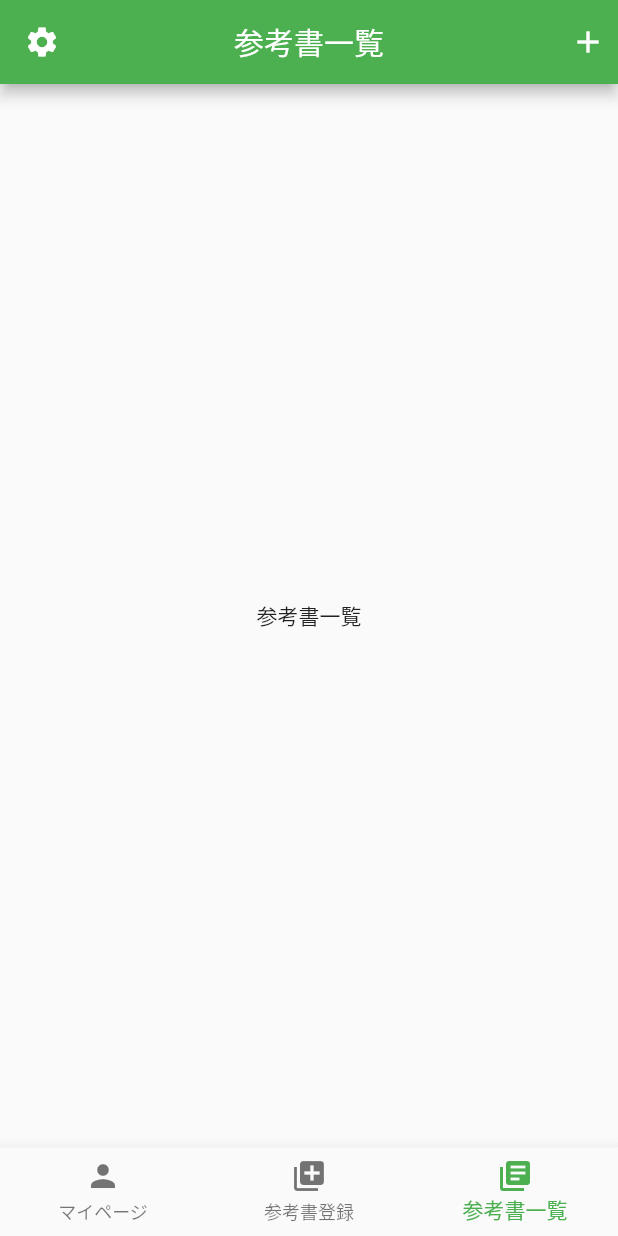
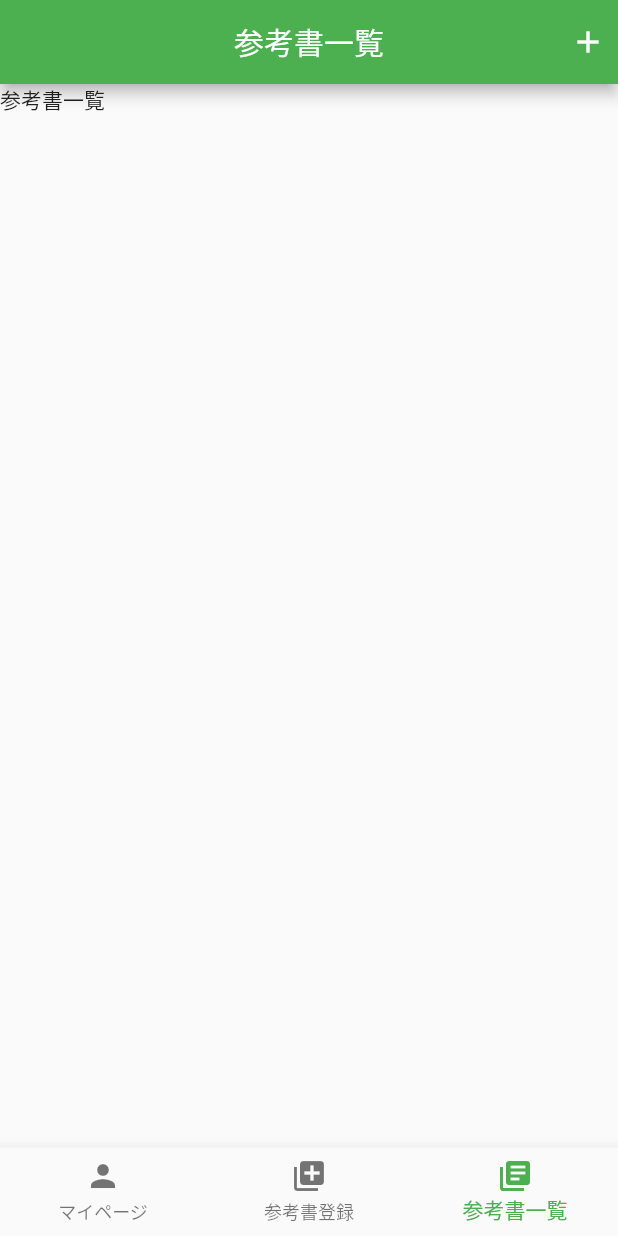
Before and after one commit to masaoguchi/oite_calender, a Flutter app: the screen it shows after launch, item 3 of the bottom bar chosen, on a phone screen of 412 x 824 dp. Run offline on Flutter 3.47's test engine with Material 2 defaults, Android fonts, the phone set to English and light mode, and no system bars.

Commit message:
“ルート”

```diff
--- a/my_app/lib/main.dart
+++ b/my_app/lib/main.dart
@@ -1,4 +1,7 @@
 import 'package:flutter/material.dart';
+import 'package:my_app/routes/home_route.dart';
+import 'package:my_app/routes/talk_route.dart';
+import 'package:my_app/routes/timeline_route.dart';
 import 'root.dart';
 
 void main() {
@@ -13,7 +16,14 @@ class MyApp extends StatelessWidget {
       title: 'Fuller Demo',
       debugShowCheckedModeBanner: false,
       home: RootWidget(),
-
+      routes: <String, WidgetBuilder>{
+        '/home': (BuildContext context) => Home(),
+        "/talk": (BuildContext context) => Talk(),
+        "/timeline": (BuildContext context) => Timeline(),
+//        "/sign_in": (BuildContext context) => Sign_in(),
+//        "/sign_up": (BuildContext context) => Sign_up(),
+//        "/my_page": (BuildContext context) => My_page(),
+      },
     );
   }
 }
--- a/my_app/lib/routes/timeline_route.dart
+++ b/my_app/lib/routes/timeline_route.dart
@@ -7,10 +7,10 @@ class Timeline extends StatelessWidget {
       appBar: AppBar(
         title: const Text('参考書一覧'),
         backgroundColor: Colors.green,
-        leading: Padding(
-          padding: const EdgeInsets.all(8.0),
-          child: Icon(Icons.settings),
-        ),
+//        leading: Padding(
+//          padding: const EdgeInsets.all(8.0),
+//          child: Icon(Icons.settings),
+//        ),
         actions: <Widget>[
           Padding(
             padding: const EdgeInsets.all(8.0),
@@ -19,8 +19,8 @@ class Timeline extends StatelessWidget {
         ],
         centerTitle: true,
       ),
-      body: Center(
-        child: Text('参考書一覧'),
+      body: Container(
+        child: Text("参考書一覧"),
       ),
     );
   }
```
